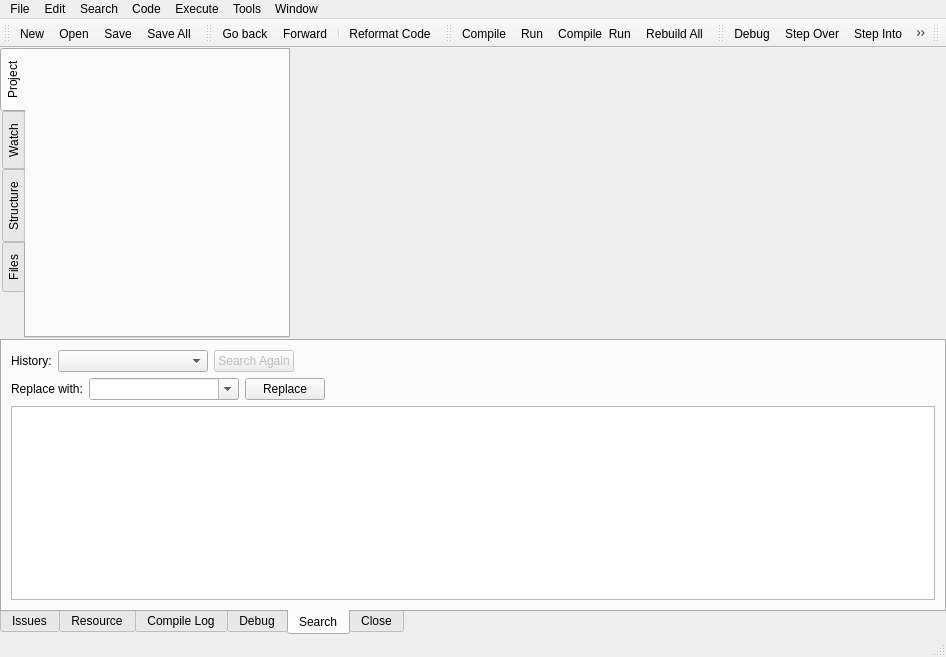
royqh1979/RedPanda-CPP, file RedPandaIDE/mainwindow.ui: the form before one commit.
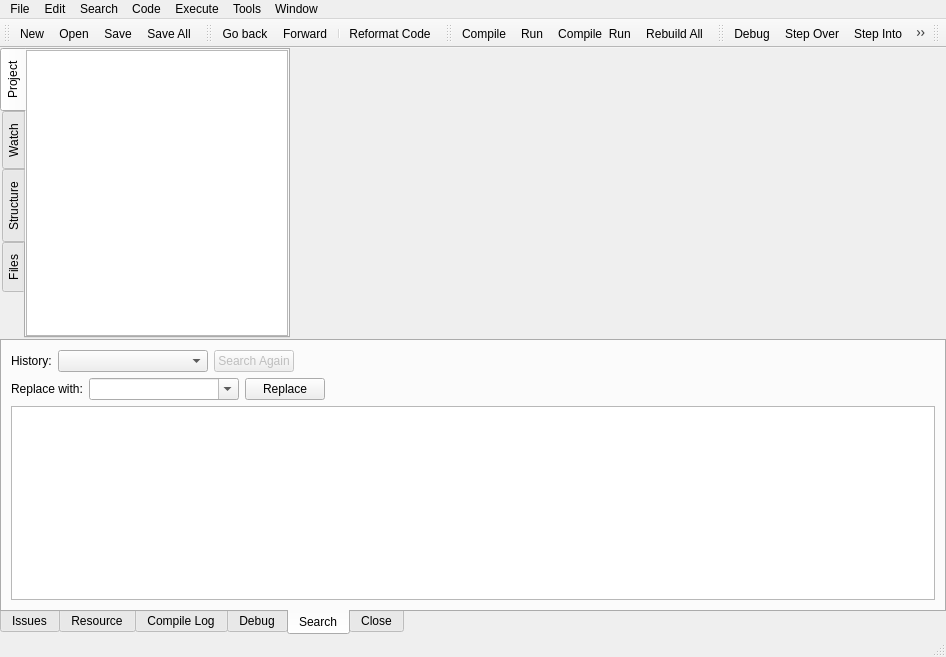
The form after the commit. The open tabs and pages were chosen to show the change. Icons and pictures are not drawn. Custom widgets are drawn as their Qt base class.

Patch:
```diff
--- a/RedPandaIDE/mainwindow.ui
+++ b/RedPandaIDE/mainwindow.ui
@@ -94,6 +94,23 @@
             <attribute name="title">
              <string>Project</string>
             </attribute>
+            <layout class="QHBoxLayout" name="horizontalLayout_13">
+             <property name="leftMargin">
+              <number>0</number>
+             </property>
+             <property name="topMargin">
+              <number>0</number>
+             </property>
+             <property name="rightMargin">
+              <number>0</number>
+             </property>
+             <property name="bottomMargin">
+              <number>0</number>
+             </property>
+             <item>
+              <widget class="QTreeView" name="projectView"/>
+             </item>
+            </layout>
            </widget>
            <widget class="QWidget" name="tabWatch">
             <attribute name="title">
```
Left out of the diff: 4 changed lines with no effect on the pictures.
